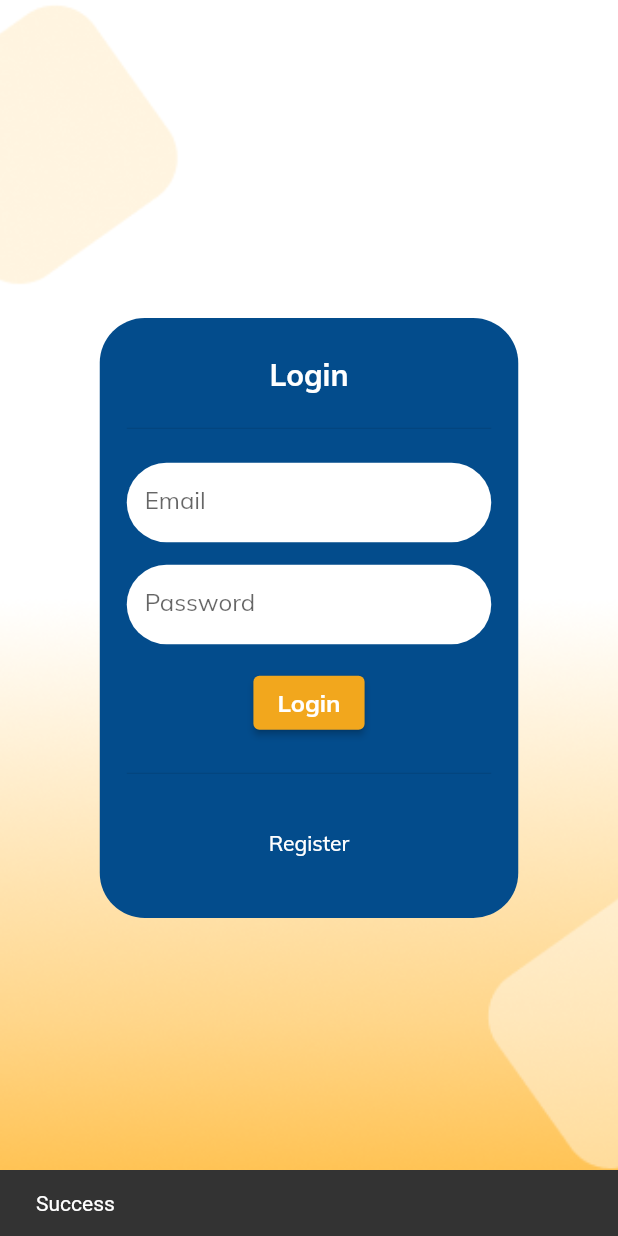
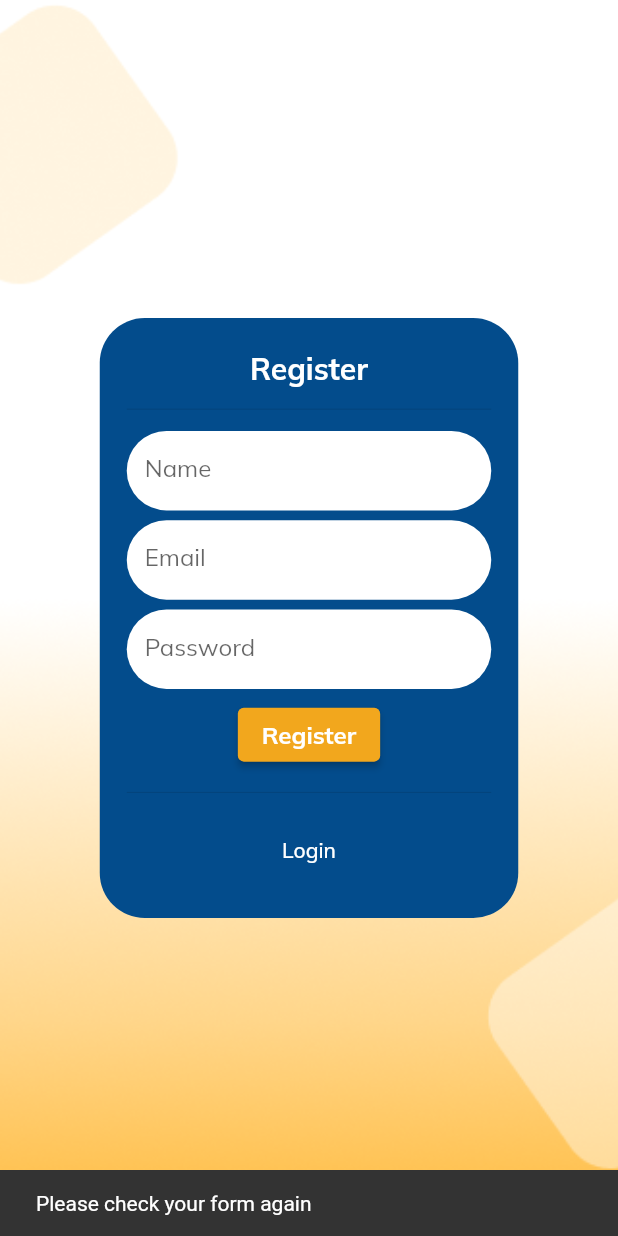
Before and after one commit to fauzanafism/test_fauzan, a Flutter app: the screen it shows after launch, after a tap on "Register", on a phone screen of 412 x 824 dp. Run offline on Flutter 3.47's test engine with Material 2 defaults, Android fonts, the phone set to English and light mode, and no system bars; our stand-ins replace google_fonts, shared_preferences; accounts and stored records are empty.

Commit message:
finished register function

```diff
--- a/lib/ui/pages/register_page.dart
+++ b/lib/ui/pages/register_page.dart
@@ -1,5 +1,7 @@
 import 'package:flutter/material.dart';
 import 'package:google_fonts/google_fonts.dart';
+import 'package:provider/provider.dart';
+import 'package:test_fauzan/provider/register_provider.dart';
 import 'package:test_fauzan/ui/common/style.dart';
 import 'package:test_fauzan/ui/common/widget.dart';
 import 'package:test_fauzan/ui/pages/login_page.dart';
@@ -60,9 +62,20 @@ class _RegisterPageState extends State<RegisterPage> {
                     controller: passController),
                 ElevatedButton(
                   onPressed: () {
-                    ScaffoldMessenger.of(context)
-                        .showSnackBar(const SnackBar(content: Text('Success')));
-                    Navigator.pushNamed(context, LoginPage.route);
+                    if (nameController.text.isNotEmpty &&
+                        emailController.text.isNotEmpty &&
+                        emailController.text.contains('@') &&
+                        passController.text.isNotEmpty) {
+                      ScaffoldMessenger.of(context).showSnackBar(
+                          const SnackBar(content: Text('Success')));
+                      Provider.of<RegisterProvider>(context, listen: false)
+                          .register(nameController.text, emailController.text,
+                              passController.text);
+                      Navigator.pushNamed(context, LoginPage.route);
+                    } else {
+                      ScaffoldMessenger.of(context).showSnackBar(const SnackBar(
+                          content: Text('Please check your form again')));
+                    }
                   },
                   style: ElevatedButton.styleFrom(
                       backgroundColor: Style.secondaryColor),
```
